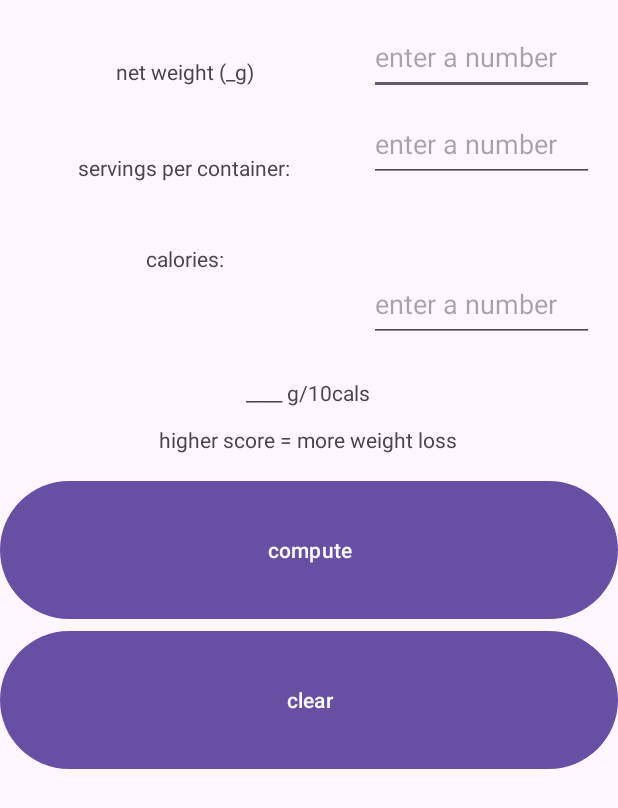
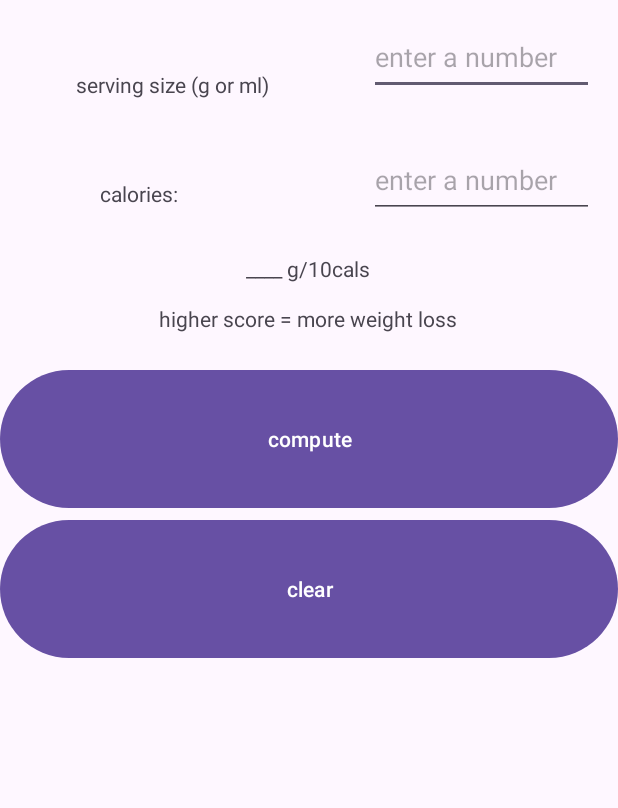
Before and after one commit to evanejk/calories_per_dollar, an Android app: the WeightLossCalcActivity screen opened directly, with no data from a screen before it, after a tap on "clear", on a phone screen of 412 x 824 dp. Shown: the top 808 px of the screen. Run offline under Robolectric (Android 15) with nearby library versions, the phone set to English and light mode, and no system bars; 1 other tap on this screen came first.

Commit message:
made simpler

```diff
--- a/app/src/main/java/com/happynicetime/myapplication/WeightLossCalcActivity.kt
+++ b/app/src/main/java/com/happynicetime/myapplication/WeightLossCalcActivity.kt
@@ -7,8 +7,7 @@ import android.widget.EditText
 import android.widget.TextView
 
 class WeightLossCalcActivity : AppCompatActivity() {
-    private lateinit var editTextNetWeight: EditText
-    private lateinit var editTextServings: EditText
+    private lateinit var editTextWeight: EditText
     private lateinit var editTextCalories: EditText
     private lateinit var textViewResults: TextView
     private lateinit var buttonCompute: Button
@@ -17,8 +16,7 @@ class WeightLossCalcActivity : AppCompatActivity() {
     override fun onCreate(savedInstanceState: Bundle?) {
         super.onCreate(savedInstanceState)
         setContentView(R.layout.activity_wight_loss_calc)
-        editTextNetWeight = findViewById<EditText>(R.id.numberNetWeightWL)
-        editTextServings = findViewById<EditText>(R.id.numberServingsPerContainerWL)
+        editTextWeight = findViewById<EditText>(R.id.numberWeightWL)
         editTextCalories = findViewById<EditText>(R.id.numberCaloritesWL)
         textViewResults = findViewById<TextView>(R.id.textViewWeightLossScore)
         buttonCompute = findViewById<Button>(R.id.buttonComputeWL)
@@ -27,22 +25,20 @@ class WeightLossCalcActivity : AppCompatActivity() {
         buttonCompute.setOnClickListener{
             //println("clicked on button")
             // Check if any EditText fields are empty
-            if (editTextNetWeight.getText().isEmpty() || editTextServings.getText().isEmpty() || editTextCalories.getText().isEmpty()) {
+            if (editTextWeight.getText().isEmpty() || editTextCalories.getText().isEmpty()) {
                 textViewResults.setText("please enter values for all fields");
             }else {
-                var netWeight = editTextNetWeight.getText().toString().toDouble()
-                var servingsPerContainer = editTextServings.getText().toString().toDouble()
+                var weight = editTextWeight.getText().toString().toDouble()
                 var caloriesPerServing = editTextCalories.getText().toString().toDouble()
-                var score = netWeight / (servingsPerContainer * caloriesPerServing)
+                var score = weight / caloriesPerServing
                 score = score * 10
                 textViewResults.setText("$score g/10cals")
             }
         }
         buttonClear.setOnClickListener{
-            editTextNetWeight.setText("")
-            editTextServings.setText("")
+            editTextWeight.setText("")
             editTextCalories.setText("")
-            editTextNetWeight.requestFocus()
+            editTextWeight.requestFocus()
             textViewResults.setText("____ g/10cals")
         }
     }
--- a/app/src/main/res/layout/activity_wight_loss_calc.xml
+++ b/app/src/main/res/layout/activity_wight_loss_calc.xml
@@ -10,23 +10,13 @@
         android:id="@+id/textView4"
         android:layout_width="wrap_content"
         android:layout_height="wrap_content"
-        android:text="@string/net_weight"
+        android:text="@string/weight"
         app:layout_constraintBottom_toBottomOf="parent"
-        app:layout_constraintEnd_toStartOf="@+id/numberNetWeightWL"
+        app:layout_constraintEnd_toStartOf="@+id/numberWeightWL"
+        app:layout_constraintHorizontal_bias="0.434"
         app:layout_constraintStart_toStartOf="parent"
         app:layout_constraintTop_toTopOf="parent"
-        app:layout_constraintVertical_bias="0.047" />
-
-    <TextView
-        android:id="@+id/textView5"
-        android:layout_width="wrap_content"
-        android:layout_height="wrap_content"
-        android:text="@string/servings_per_container"
-        app:layout_constraintBottom_toBottomOf="parent"
-        app:layout_constraintEnd_toStartOf="@+id/numberServingsPerContainerWL"
-        app:layout_constraintStart_toStartOf="parent"
-        app:layout_constraintTop_toBottomOf="@+id/textView4"
-        app:layout_constraintVertical_bias="0.06" />
+        app:layout_constraintVertical_bias="0.058" />
 
     <TextView
         android:id="@+id/textView6"
@@ -35,12 +25,13 @@
         android:text="@string/calories"
         app:layout_constraintBottom_toBottomOf="parent"
         app:layout_constraintEnd_toStartOf="@+id/numberCaloritesWL"
+        app:layout_constraintHorizontal_bias="0.343"
         app:layout_constraintStart_toStartOf="parent"
-        app:layout_constraintTop_toBottomOf="@+id/textView5"
-        app:layout_constraintVertical_bias="0.06" />
+        app:layout_constraintTop_toBottomOf="@+id/textView4"
+        app:layout_constraintVertical_bias="0.072" />
 
     <EditText
-        android:id="@+id/numberNetWeightWL"
+        android:id="@+id/numberWeightWL"
         android:layout_width="150dp"
         android:layout_height="50dp"
         android:hint="@string/enter_number"
@@ -53,19 +44,6 @@
         app:layout_constraintVertical_bias="0.017" />
 
     <EditText
-        android:id="@+id/numberServingsPerContainerWL"
-        android:layout_width="150dp"
-        android:layout_height="50dp"
-        android:hint="@string/enter_number"
-        android:inputType="numberDecimal"
-        app:layout_constraintBottom_toBottomOf="parent"
-        app:layout_constraintEnd_toEndOf="parent"
-        app:layout_constraintHorizontal_bias="0.938"
-        app:layout_constraintStart_toStartOf="parent"
-        app:layout_constraintTop_toBottomOf="@+id/numberNetWeightWL"
-        app:layout_constraintVertical_bias="0.011" />
-
-    <EditText
         android:id="@+id/numberCaloritesWL"
         android:layout_width="150dp"
         android:layout_height="50dp"
@@ -76,7 +54,8 @@
         app:layout_constraintEnd_toEndOf="parent"
         app:layout_constraintHorizontal_bias="0.938"
         app:layout_constraintStart_toStartOf="parent"
-        app:layout_constraintTop_toBottomOf="@+id/numberServingsPerContainerWL" />
+        app:layout_constraintTop_toBottomOf="@+id/numberWeightWL"
+        app:layout_constraintVertical_bias="0.187" />
 
     <Button
         android:id="@+id/buttonComputeWL"
--- a/app/src/main/res/values/strings.xml
+++ b/app/src/main/res/values/strings.xml
@@ -8,7 +8,7 @@
     <string name="output">____ calories per dollar</string>
     <string name="clear">clear</string>
     <string name="weight_loss_calculator">weight loss calculator</string>
-    <string name="net_weight">net weight (_g)</string>
+    <string name="weight">serving size (g or ml)</string>
     <string name="higher_score_more_weight_loss">higher score = more weight loss</string>
     <string name="weight_loss_score">weight loss score</string>
 
```
